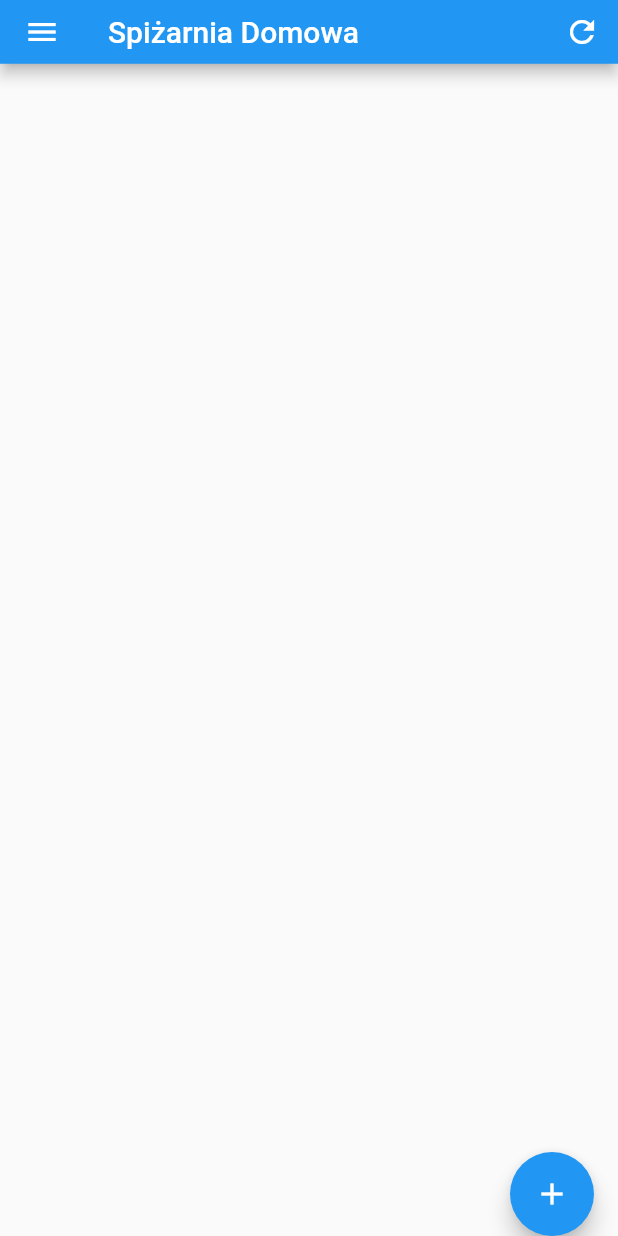
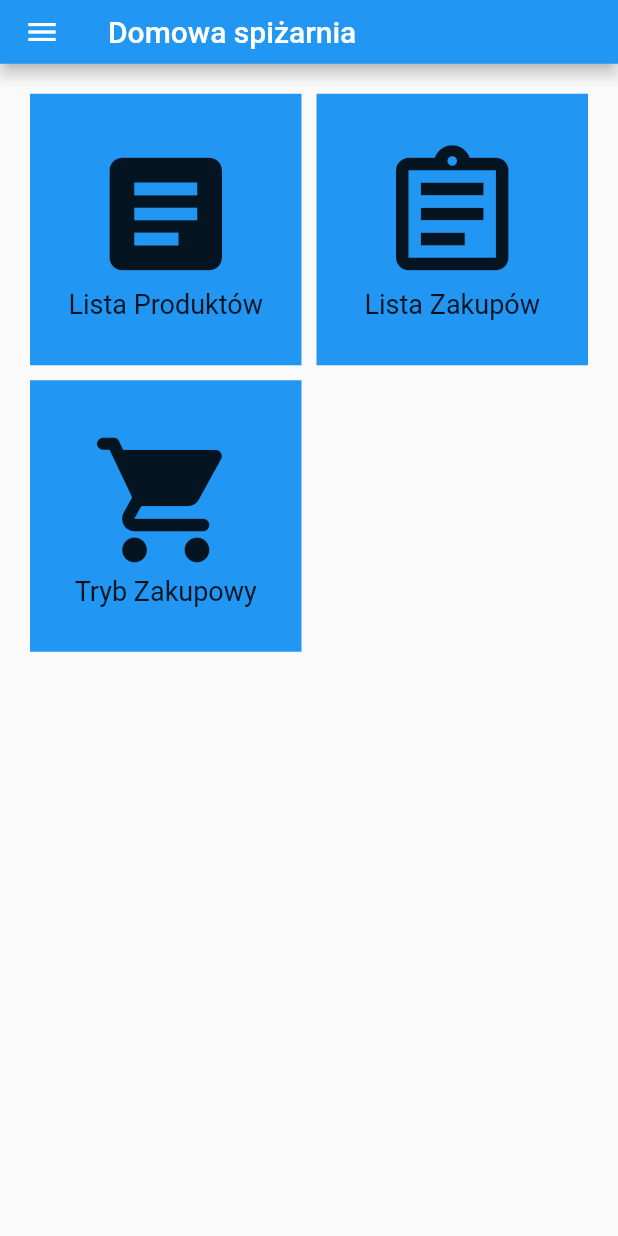
Before and after one commit to CDREApacher/spizarnia_domowa_app, a Flutter app: the screen it shows after launch, on a phone screen of 412 x 824 dp. Run offline on Flutter 3.47's test engine with Material 2 defaults, Android fonts, the phone set to English and light mode, and no system bars; drawn by our look-alikes of grouped_list; our stand-ins replace barcode_widget, dio, flutter_spinbox, get, logger; missing offline and left inert: dart:ffi, flutter_barcode_scanner; network calls fail.

Commit message:
Working on new main page and expansion of basic functionalities

```diff
--- a/lib/main.dart
+++ b/lib/main.dart
@@ -1,6 +1,7 @@
 import 'package:flutter/material.dart';
 import 'package:get/get.dart';
 import 'package:spizarnia_domowa_app/screens/home.dart';
+import 'package:spizarnia_domowa_app/screens/home_main.dart';
 import 'package:spizarnia_domowa_app/controller/produkt_controller.dart';
 
 void main() {
@@ -35,7 +36,7 @@
       theme: ThemeData(
         appBarTheme: AppBarTheme(color: Colors.blue),
       ),
-      home: Home(),
+      home: HomeMain(),
     );
   }// Widget build
 }
--- a/lib/screens/home.dart
+++ b/lib/screens/home.dart
@@ -21,6 +21,7 @@
 import 'package:spizarnia_domowa_app/screens/produkt_detail.dart';
 import 'package:spizarnia_domowa_app/screens/lista_zakupow.dart';
 import 'package:spizarnia_domowa_app/screens/lista_miar.dart';
+import 'package:spizarnia_domowa_app/screens/add_existing_produkt.dart';
 
 // Debug
 import 'package:logger/logger.dart';
@@ -111,7 +112,7 @@
 
         toolbarHeight: 42.5,
 
-        title: Text('Spiżarnia Domowa'),
+        title: Text('Lista Produktów'),
 
         actions: <Widget>[
           IconButton(
@@ -132,7 +133,7 @@
         child: Icon(Icons.add),
         onPressed: () {
           Navigator
-              .push(context, MaterialPageRoute(builder: (context) => AddProdukt()))
+              .push(context, MaterialPageRoute(builder: (context) => AddExistingProduct()))
               .then((value) => onRefreshPressed());// Navigator
         },
       ),
--- /dev/null
+++ b/lib/screens/home_main.dart
@@ -0,0 +1,207 @@
+// Built in
+import 'dart:ffi';
+import 'package:flutter/material.dart';
+import 'package:get/get.dart';
+import 'package:flutter_spinbox/material.dart';
+import 'package:grouped_list/grouped_list.dart';
+
+// Custom Widgets
+import 'package:spizarnia_domowa_app/widget/custom_button.dart';
+
+// Modles
+import 'package:spizarnia_domowa_app/model/produkt.dart';
+import 'package:spizarnia_domowa_app/model/produkt_zakupy.dart';
+
+// Controller
+import 'package:spizarnia_domowa_app/controller/produkt_controller.dart';
+
+// Screens Widgets
+import 'package:spizarnia_domowa_app/screens/lista_kategorii.dart';
+import 'package:spizarnia_domowa_app/screens/lista_zakupow.dart';
+import 'package:spizarnia_domowa_app/screens/lista_miar.dart';
+import 'package:spizarnia_domowa_app/screens/tryb_zakupow.dart';
+import 'package:spizarnia_domowa_app/screens/home.dart';
+
+// Debug
+import 'package:logger/logger.dart';
+
+
+
+class HomeMain extends StatelessWidget{
+
+
+  final ProduktController produktController = ProduktController.to;
+
+
+  @override
+  Widget build(BuildContext context) {
+    return Scaffold(
+
+//////////////////////////////////////////////////////////
+
+      appBar: AppBar(
+
+        toolbarHeight: 42.5,
+
+        title: Text('Domowa spiżarnia'),
+
+      ),
+
+//////////////////////////////////////////////////////////
+
+      body: GridView.count(
+        primary: false,
+        padding: const EdgeInsets.all(20),
+        crossAxisSpacing: 10,
+        mainAxisSpacing: 10,
+        crossAxisCount: 2,
+        children: <Widget>[
+          InkWell(
+            onTap: () {
+              Navigator
+                  .push(context, MaterialPageRoute(builder: (context) => Home()))
+                  .then((value) => null);
+            },
+            child: Container(
+              padding: const EdgeInsets.all(8),
+              child: Column(
+                mainAxisAlignment: MainAxisAlignment.center,
+                children: [
+                  Icon(Icons.article, size: 100),
+                  Text("Lista Produktów",
+                    style: TextStyle(fontSize: 18),
+                  ),
+                ],
+              ),
+              color: Colors.blue,
+            ),
+          ),
+          InkWell(
+            onTap: () {
+              Navigator
+                  .push(context, MaterialPageRoute(builder: (context) => ListaZakupow()))
+                  .then((value) => null);
+            },
+            child: Container(
+              padding: const EdgeInsets.all(8),
+              child: Column(
+                mainAxisAlignment: MainAxisAlignment.center,
+                children: [
+                  Icon(Icons.assignment_outlined, size: 100),
+                  Text("Lista Zakupów",
+                    style: TextStyle(fontSize: 18),
+                  ),
+                ],
+              ),
+              color: Colors.blue,
+            ),
+          ),
+          InkWell(
+            onTap: () {
+
+              produktController.zakupyWyswietlaj = produktController.zakupy.map((v) => v).toList();
+
+              Navigator
+                  .push(context, MaterialPageRoute(builder: (context) => TrybZakupow()))
+                  .then((value) => null);// Navigator
+
+            },
+            child: Container(
+              padding: const EdgeInsets.all(8),
+              child: Column(
+                mainAxisAlignment: MainAxisAlignment.center,
+                children: [
+                  Icon(Icons.shopping_cart_rounded, size: 100),
+                  Text("Tryb Zakupowy",
+                    style: TextStyle(fontSize: 18),
+                  ),
+                ],
+              ),
+              color: Colors.blue,
+            ),
+          ),
+          Container(
+            padding: const EdgeInsets.all(8),
+            child: const Text(''),
+            color: Colors.white24,
+          ),
+
+
+        ],
+      ),
+/////////////////////////////////////////////////////////////////////////
+
+      drawer: Drawer(
+
+        child: ListView(
+          padding: EdgeInsets.zero,
+
+          children: <Widget>[
+
+            DrawerHeader(
+              decoration: BoxDecoration(
+                color: Colors.blue,
+              ),
+
+              child: Text('Menu'),
+            ),
+
+            ListTile(
+              title: Text('Lista Produktów'),
+              onTap: () {
+                // Update the state of the app
+                // ...
+                // Then close the drawer
+                Navigator
+                    .push(context, MaterialPageRoute(builder: (context) => Home()))
+                    .then((value) => null);
+
+              },
+            ),
+
+            ListTile(
+              title: Text('Lista Zakupów'),
+              onTap: () {
+                Navigator.pop(context);
+                // Go to the new screen lista_zakupow.dart
+                Navigator
+                    .push(context, MaterialPageRoute(builder: (context) => ListaZakupow()))
+                    .then((value) => null);
+              },
+            ),
+
+            ListTile(
+              title: Text('Miary'),
+              onTap: () {
+                Navigator.pop(context);
+                // Go to the new screen containing Miary
+
+                Navigator
+                    .push(context, MaterialPageRoute(builder: (context) => ListaMiar()))
+                    .then((value) => null);
+
+              },
+            ),
+
+            ListTile(
+              title: Text('Kategorie'),
+              onTap: () {
+                // Update the state of the app
+                // ...
+                // Then close the drawer
+                Navigator.pop(context);
+                // Go to the new screen lista_kategorii.dart
+                Navigator
+                    .push(context, MaterialPageRoute(builder: (context) => ListaKategorii()))
+                    .then((value) => null);
+              },
+            ),
+
+          ], // children
+        ),
+      ),
+
+    );
+  }// Widget build
+
+}// class Home
--- a/pubspec.yaml
+++ b/pubspec.yaml
@@ -29,8 +29,8 @@
   get: any
   flutter_spinbox: any
   grouped_list: ^4.0.0
-#  barcode_widget: ^2.0.1
-#  flutter_barcode_scanner: ^2.0.0
+  barcode_widget: ^2.0.1
+  flutter_barcode_scanner: ^2.0.0
 
   # The following adds the Cupertino Icons font to your application.
   # Use with the CupertinoIcons class for iOS style icons.
```
Also changed, not shown: lib/screens/add_existing_produkt.dart (added, +116 -0 lines), lib/screens/lista_zakupow.dart (+77 -0 lines), lib/screens/produkt_detail.dart (+32 -17 lines), lib/screens/tryb_zakupow.dart (+7 -4 lines), pubspec.lock.
